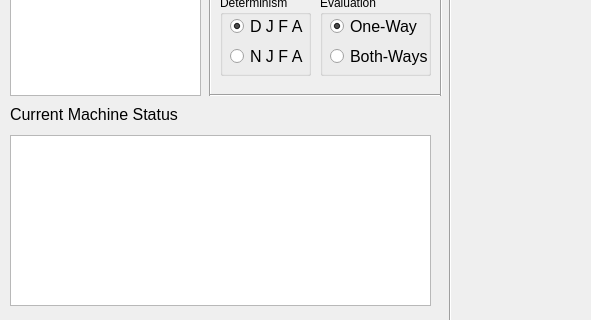
JackG256/JFA-Sim, file baseUI.ui: the form before one commit; both pictures show x 0 to 591 and y 445 to 765 of the 1006 by 765 pixel window.
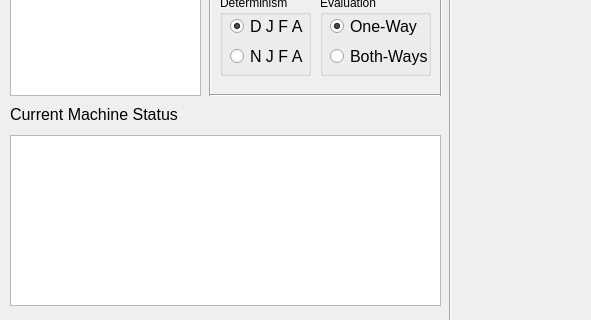
The form after the commit.

Commit message: Made a minor adjustment

Patch:
```diff
--- a/baseUI.ui
+++ b/baseUI.ui
@@ -200,7 +200,7 @@
     <rect>
      <x>10</x>
      <y>580</y>
-     <width>421</width>
+     <width>431</width>
      <height>171</height>
     </rect>
    </property>
```
